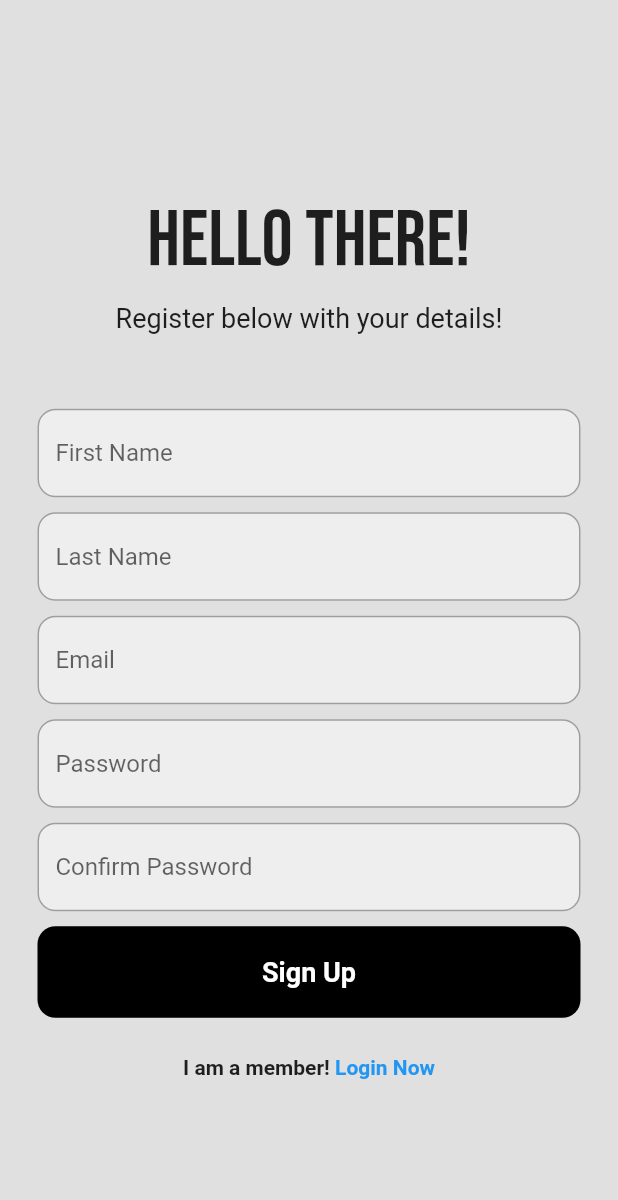
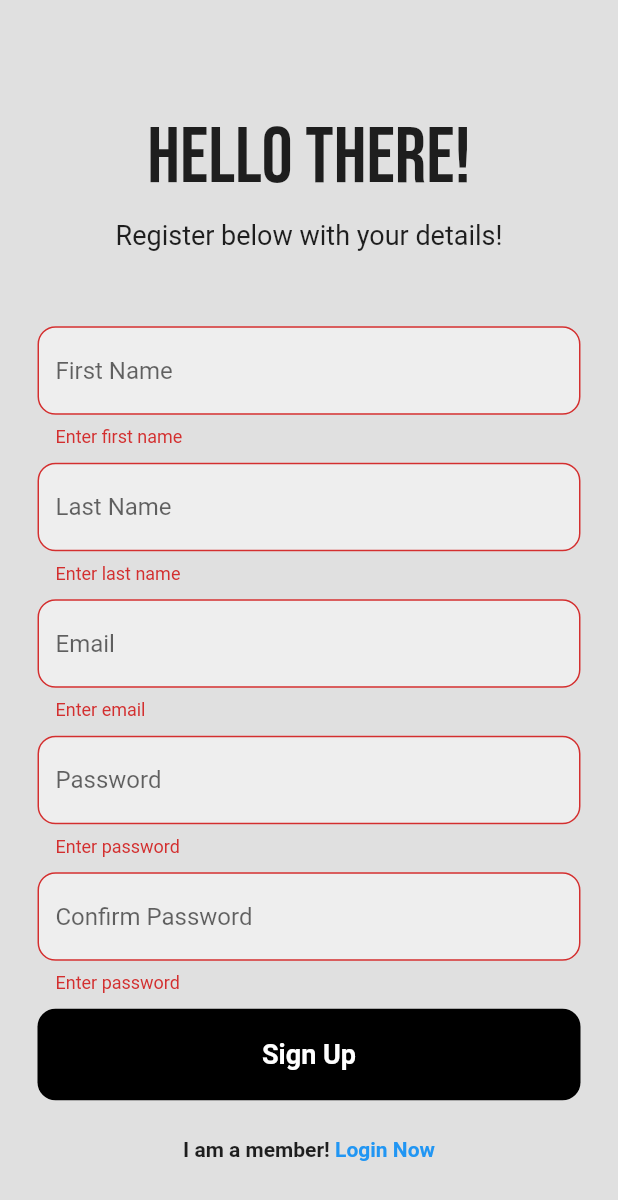
Before and after one commit to dachmiel/StrongEats, a Flutter app: the RegisterPage screen opened directly with empty values, after a tap on "Sign Up", on a phone screen of 412 x 824 dp. Shown: the top 1200 px of the screen. Run offline on Flutter 3.47's test engine with Material 2 defaults, Android fonts, the phone set to English and light mode, and no system bars; our stand-ins replace cloud_firestore, email_validator, firebase_auth, firebase_core, google_fonts; accounts and stored records are empty.

Commit message:
+implemented register screen errors

```diff
--- a/strongeats_app/lib/pages/register_page.dart
+++ b/strongeats_app/lib/pages/register_page.dart
@@ -1,4 +1,5 @@
 import 'package:cloud_firestore/cloud_firestore.dart';
+import 'package:email_validator/email_validator.dart';
 import 'package:firebase_auth/firebase_auth.dart';
 import 'package:flutter/material.dart';
 import 'package:google_fonts/google_fonts.dart';
@@ -18,6 +19,7 @@ class _RegisterPageState extends State<RegisterPage> {
   final _confirmpasswordController = TextEditingController();
   final _firstNameController = TextEditingController();
   final _lastNameController = TextEditingController();
+  final _formfield = GlobalKey<FormState>();
 
   @override
   void dispose() {
@@ -30,8 +32,16 @@ class _RegisterPageState extends State<RegisterPage> {
   }
 
   Future signUp() async {
+    if (_formfield.currentState!.validate()) {
       if (passwordConfirmed()) {
+        showDialog(
+          context: context,
+          builder: (context) {
+            return Center(child: CircularProgressIndicator());
+          },
+        );
         // create user
+        try {
           await FirebaseAuth.instance.createUserWithEmailAndPassword(
             email: _emailController.text.trim(),
             password: _passwordController.text.trim(),
@@ -40,6 +50,13 @@ class _RegisterPageState extends State<RegisterPage> {
           // add user details
           addUserDetails(_firstNameController.text.trim(),
               _lastNameController.text.trim(), _emailController.text.trim());
+
+          Navigator.of(context).pop();
+        } on FirebaseAuthException catch (e) {
+          print(e);
+          Navigator.of(context).pop();
+        }
+      }
     }
   }
 
@@ -67,6 +84,8 @@ class _RegisterPageState extends State<RegisterPage> {
       body: SafeArea(
         child: Center(
           child: SingleChildScrollView(
+            child: Form(
+              key: _formfield,
               child: Column(
                 mainAxisAlignment: MainAxisAlignment.center,
                 children: [
@@ -90,10 +109,10 @@ class _RegisterPageState extends State<RegisterPage> {
                   // first name textfield
                   Padding(
                     padding: const EdgeInsets.symmetric(horizontal: 25.0),
-                  child: TextField(
+                    child: TextFormField(
                       controller: _firstNameController,
                       decoration: InputDecoration(
-                      enabledBorder: OutlineInputBorder(
+                        border: OutlineInputBorder(
                           borderSide: BorderSide(color: Colors.grey),
                           borderRadius: BorderRadius.circular(12),
                         ),
@@ -105,6 +124,12 @@ class _RegisterPageState extends State<RegisterPage> {
                         fillColor: Colors.grey[200],
                         filled: true,
                       ),
+                      validator: (text) {
+                        if (text!.isEmpty) {
+                          return "Enter first name";
+                        }
+                        return null;
+                      },
                     ),
                   ),
 
@@ -113,10 +138,10 @@ class _RegisterPageState extends State<RegisterPage> {
                   // last name textfield
                   Padding(
                     padding: const EdgeInsets.symmetric(horizontal: 25.0),
-                  child: TextField(
+                    child: TextFormField(
                       controller: _lastNameController,
                       decoration: InputDecoration(
-                      enabledBorder: OutlineInputBorder(
+                        border: OutlineInputBorder(
                           borderSide: BorderSide(color: Colors.grey),
                           borderRadius: BorderRadius.circular(12),
                         ),
@@ -128,6 +153,12 @@ class _RegisterPageState extends State<RegisterPage> {
                         fillColor: Colors.grey[200],
                         filled: true,
                       ),
+                      validator: (text) {
+                        if (text!.isEmpty) {
+                          return "Enter last name";
+                        }
+                        return null;
+                      },
                     ),
                   ),
 
@@ -136,10 +167,10 @@ class _RegisterPageState extends State<RegisterPage> {
                   // email textfield
                   Padding(
                     padding: const EdgeInsets.symmetric(horizontal: 25.0),
-                  child: TextField(
+                    child: TextFormField(
                       controller: _emailController,
                       decoration: InputDecoration(
-                      enabledBorder: OutlineInputBorder(
+                        border: OutlineInputBorder(
                           borderSide: BorderSide(color: Colors.grey),
                           borderRadius: BorderRadius.circular(12),
                         ),
@@ -151,6 +182,15 @@ class _RegisterPageState extends State<RegisterPage> {
                         fillColor: Colors.grey[200],
                         filled: true,
                       ),
+                      validator: (text) {
+                        bool emailValid = EmailValidator.validate(text!);
+                        if (text.isEmpty) {
+                          return "Enter email";
+                        } else if (!emailValid) {
+                          return "Enter a valid email";
+                        }
+                        return null;
+                      },
                     ),
                   ),
 
@@ -159,11 +199,11 @@ class _RegisterPageState extends State<RegisterPage> {
                   // password textfield
                   Padding(
                     padding: const EdgeInsets.symmetric(horizontal: 25.0),
-                  child: TextField(
+                    child: TextFormField(
                       obscureText: true,
                       controller: _passwordController,
                       decoration: InputDecoration(
-                      enabledBorder: OutlineInputBorder(
+                        border: OutlineInputBorder(
                           borderSide: BorderSide(color: Colors.grey),
                           borderRadius: BorderRadius.circular(12),
                         ),
@@ -175,6 +215,14 @@ class _RegisterPageState extends State<RegisterPage> {
                         fillColor: Colors.grey[200],
                         filled: true,
                       ),
+                      validator: (text) {
+                        if (text!.isEmpty) {
+                          return "Enter password";
+                        } else if (text.length < 6) {
+                          return "Your password must be at least 6 characters long";
+                        }
+                        return null;
+                      },
                     ),
                   ),
 
@@ -183,11 +231,11 @@ class _RegisterPageState extends State<RegisterPage> {
                   // confirm password textfield
                   Padding(
                     padding: const EdgeInsets.symmetric(horizontal: 25.0),
-                  child: TextField(
+                    child: TextFormField(
                       obscureText: true,
                       controller: _confirmpasswordController,
                       decoration: InputDecoration(
-                      enabledBorder: OutlineInputBorder(
+                        border: OutlineInputBorder(
                           borderSide: BorderSide(color: Colors.grey),
                           borderRadius: BorderRadius.circular(12),
                         ),
@@ -199,6 +247,14 @@ class _RegisterPageState extends State<RegisterPage> {
                         fillColor: Colors.grey[200],
                         filled: true,
                       ),
+                      validator: (text) {
+                        if (text!.isEmpty) {
+                          return "Enter password";
+                        } else if (!passwordConfirmed()) {
+                          return "Make sure passwords entered are the same";
+                        }
+                        return null;
+                      },
                     ),
                   ),
 
@@ -257,6 +313,7 @@ class _RegisterPageState extends State<RegisterPage> {
             ),
           ),
         ),
+      ),
     );
   }
 }
```
Lines whose indentation alone changed are shown as unchanged.
